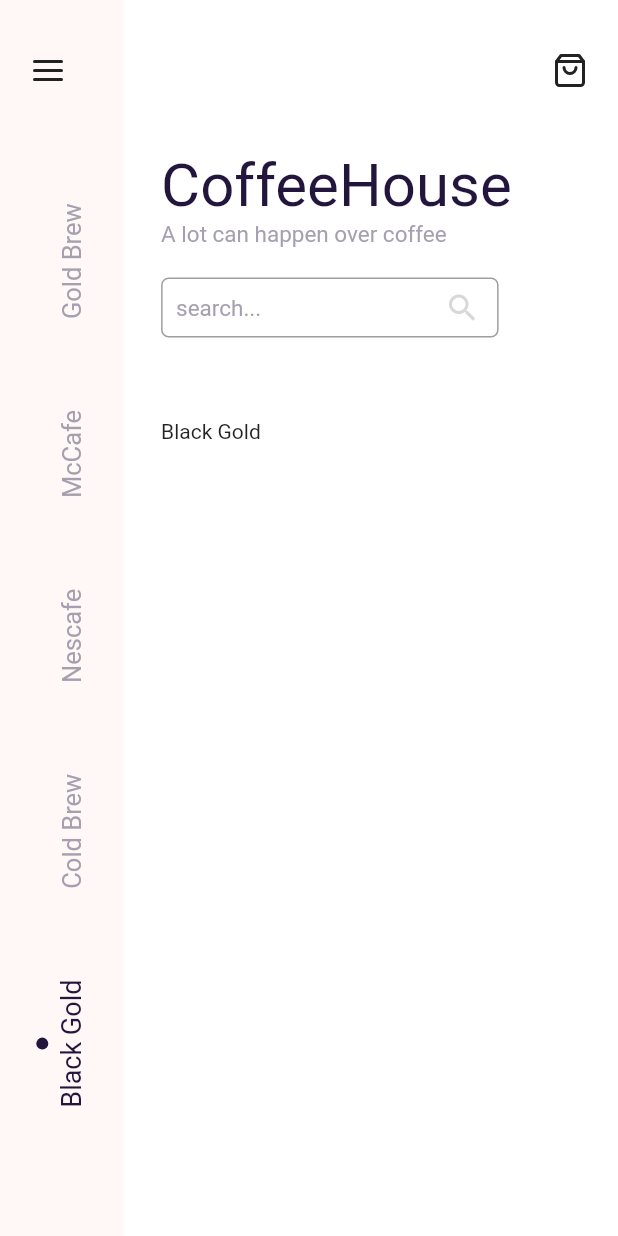
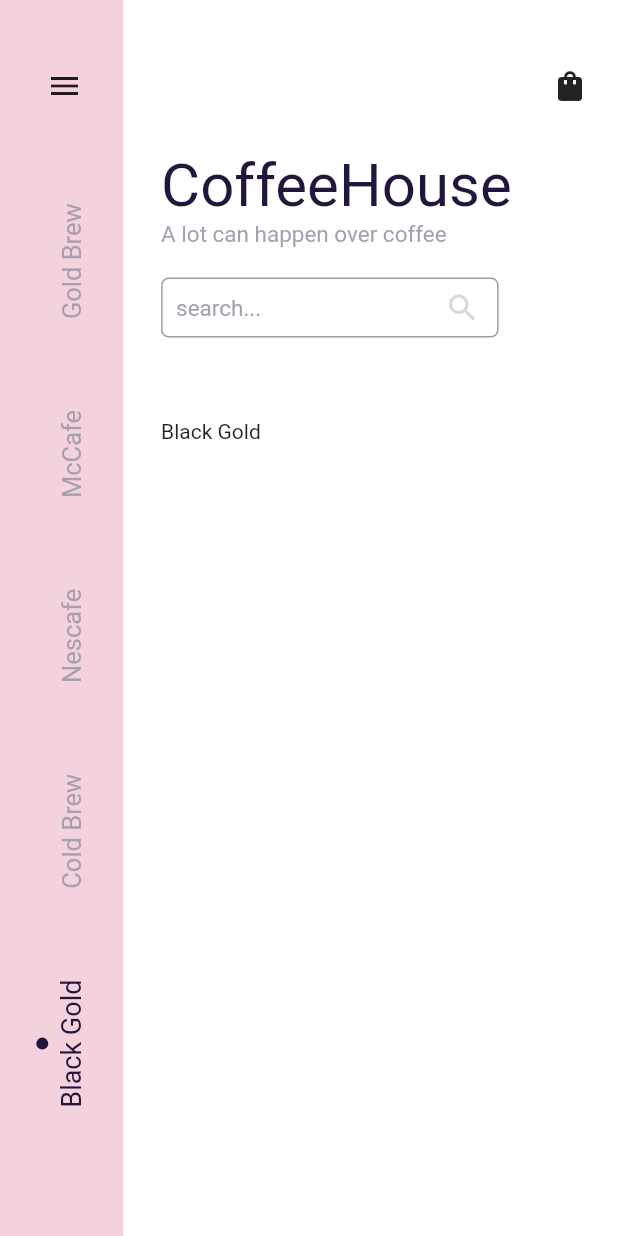
Before and after one commit to Nithu96/flutter_coffee_house, a Flutter app: the screen it shows after launch, on a phone screen of 412 x 824 dp. Run offline on Flutter 3.47's test engine with Material 2 defaults, Android fonts, the phone set to English and light mode, and no system bars; our stand-ins replace google_fonts.

Commit message:
page alignment chaeges

```diff
--- a/lib/constants/color_plette.dart
+++ b/lib/constants/color_plette.dart
@@ -5,5 +5,5 @@ class ColorPalette {
   final Color firstSlice = Color(0xFF57CFEA);
   final Color secondSlice = Color(0xFFFCC07E);
   final Color buttonColor = Color(0xFFFD866E);
-  final Color leftBarColor = Color(0xFFFFF8F6);
+  final Color leftBarColor = Color(0xFFF3D2DE);
 }
--- a/lib/screens/dashboard.dart
+++ b/lib/screens/dashboard.dart
@@ -5,8 +5,6 @@ import 'package:coffee_house/screens/gold_brew.dart';
 import 'package:coffee_house/screens/mccafe.dart';
 import 'package:coffee_house/screens/nescafe.dart';
 import 'package:flutter/material.dart';
-// ignore: import_of_legacy_library_into_null_safe
-import 'package:flutter_icons/flutter_icons.dart';
 import 'package:google_fonts/google_fonts.dart';
 
 class DashboardPage extends StatefulWidget {
@@ -46,8 +44,8 @@ class _DashboardPageState extends State<DashboardPage> {
                   width: screenWidth - (screenWidth / 5),
                   color: Colors.white,
                 )),
-            Positioned(top: 35.0, left: 20.0, child: Icon(Feather.menu)),
-            Positioned(top: 35.0, right: 20.0, child: Icon(Feather.shopping_bag)),
+            Positioned(top: 45.0, left: 31.0, child: Icon(Icons.menu)),
+            Positioned(top: 45.0, right: 20.0, child: Icon(Icons.shopping_bag)),
             Positioned(
                 top: screenHeight - (screenHeight - 100.0),
                 left: (screenWidth / 5) + 25.0,
```
Also changed, not shown: lib/screens/details.dart (+10 -11 lines).
